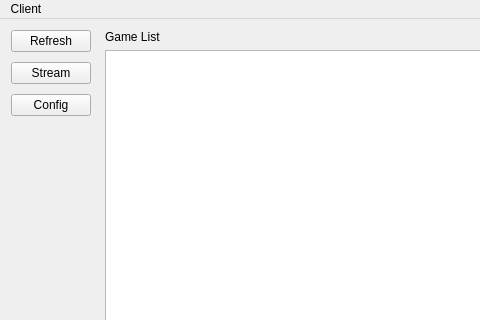
Before: the Qt Designer form client/client.ui in HackerSchool/r2p, drawn with Qt 5; both pictures show x 0 to 480 and y 0 to 320 of the 613 by 574 pixel window.
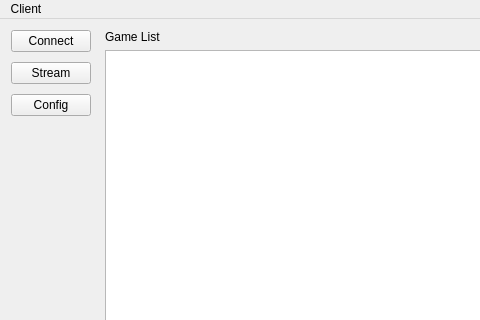
After: the same form once the commit is applied. Icons and pictures are not drawn.

Diff of the .ui file:
```diff
--- a/client/client.ui
+++ b/client/client.ui
@@ -36,7 +36,7 @@
        <item>
         <widget class="QPushButton" name="refreshGamesButton">
          <property name="text">
-          <string>Refresh</string>
+          <string>Connect</string>
          </property>
         </widget>
        </item>
```
Left out of the diff: 2 changed lines with no effect on the pictures.
